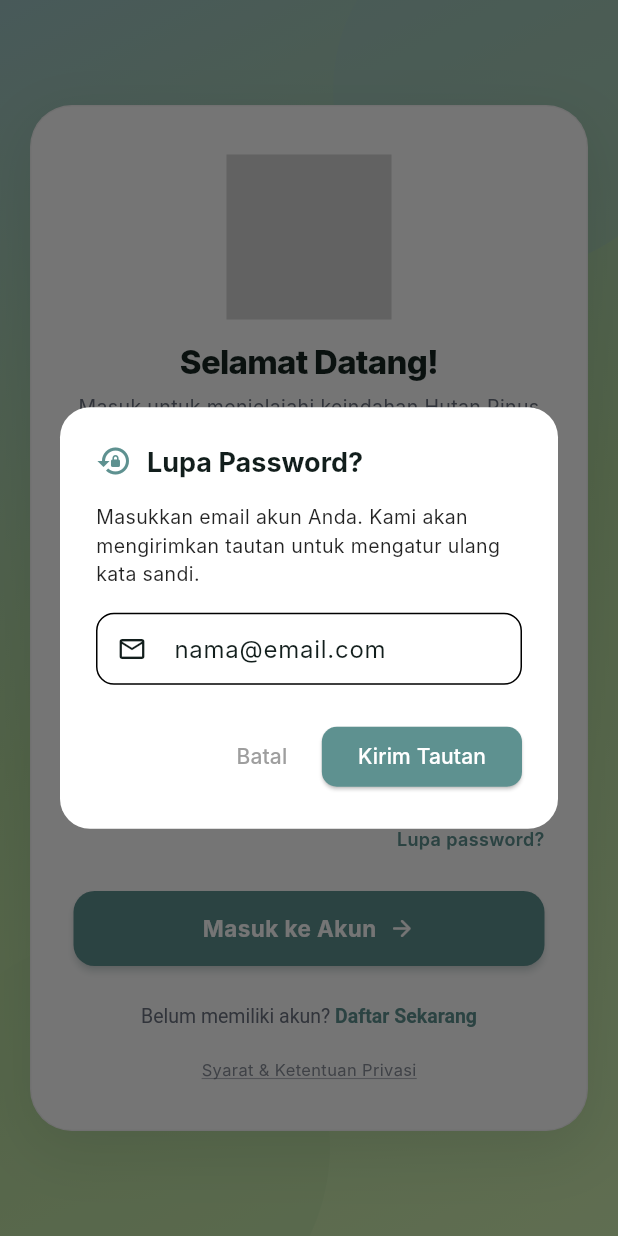
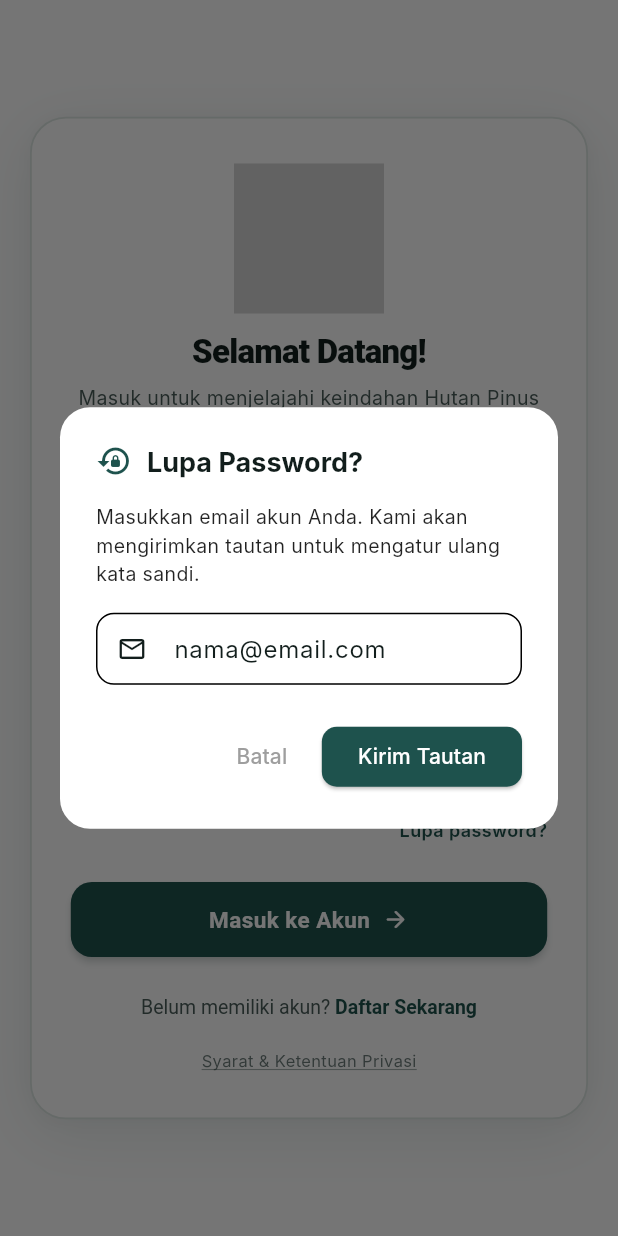
Before and after one commit to gowapitapp-wq/gowapit-app, a Flutter app: the LoginScreen screen opened directly, after a tap on "Lupa password?", on a phone screen of 412 x 824 dp. Run offline on Flutter 3.47's test engine with Material 3 defaults, Android fonts, the phone set to English and light mode, and no system bars; our stand-ins replace easy_localization, google_sign_in, image_picker, lottie, qr_flutter, shared_preferences; missing offline and left inert: mobile_scanner; accounts and stored records are empty; Roboto replaces fonts that are missing (Inter, Montserrat); project files that could hold a hidden picture were left out.

Commit message:
feat(login): plain white background, high contrast elevated card, and transparent embossed watermark logo

```diff
--- a/gowapit_frontend/lib/screens/login_screen.dart
+++ b/gowapit_frontend/lib/screens/login_screen.dart
@@ -285,7 +285,7 @@ class _LoginScreenState extends State<LoginScreen> with SingleTickerProviderStat
         shape: RoundedRectangleBorder(borderRadius: BorderRadius.circular(20)),
         title: const Row(
           children: [
-            Icon(Icons.lock_reset, color: Color(0xFF5E9190)),
+            Icon(Icons.lock_reset, color: Color(0xFF1E524D)),
             SizedBox(width: 10),
             Text("Lupa Password?", style: TextStyle(fontSize: 18, fontWeight: FontWeight.bold)),
           ],
@@ -318,7 +318,7 @@ class _LoginScreenState extends State<LoginScreen> with SingleTickerProviderStat
           ),
           ElevatedButton(
             style: ElevatedButton.styleFrom(
-              backgroundColor: const Color(0xFF5E9190),
+              backgroundColor: const Color(0xFF1E524D),
               foregroundColor: Colors.white,
               shape: RoundedRectangleBorder(borderRadius: BorderRadius.circular(10)),
             ),
@@ -340,65 +340,69 @@ class _LoginScreenState extends State<LoginScreen> with SingleTickerProviderStat
     );
   }
 
+  // --- LOGO EMBOSS TRANSPARAN DI BELAKANG ELEMEN KARTU ---
+  Widget _buildEmbossedWatermark(bool isDark) {
+    return Positioned.fill(
+      child: IgnorePointer(
+        child: Center(
+          child: SizedBox(
+            width: 250,
+            height: 250,
+            child: Stack(
+              alignment: Alignment.center,
+              children: [
+                // 1. Emboss Dark Shadow Offset (Bawah Kanan)
+                Transform.translate(
+                  offset: const Offset(3.0, 3.0),
+                  child: Opacity(
+                    opacity: isDark ? 0.12 : 0.08,
+                    child: Image.asset(
+                      'assets/images/Logo.png',
+                      fit: BoxFit.contain,
+                      color: isDark ? Colors.black : const Color(0xFF1E524D),
+                    ),
+                  ),
+                ),
+                // 2. Emboss White Highlight Offset (Atas Kiri)
+                Transform.translate(
+                  offset: const Offset(-2.5, -2.5),
+                  child: Opacity(
+                    opacity: isDark ? 0.06 : 0.85,
+                    child: Image.asset(
+                      'assets/images/Logo.png',
+                      fit: BoxFit.contain,
+                      color: isDark ? const Color(0xFF76B3AC) : Colors.white,
+                    ),
+                  ),
+                ),
+                // 3. Base Silhouette Logo (Transparan Halus)
+                Opacity(
+                  opacity: isDark ? 0.06 : 0.04,
+                  child: Image.asset(
+                    'assets/images/Logo.png',
+                    fit: BoxFit.contain,
+                    color: isDark ? Colors.white : const Color(0xFF1E524D),
+                  ),
+                ),
+              ],
+            ),
+          ),
+        ),
+      ),
+    );
+  }
+
   @override
   Widget build(BuildContext context) {
     final bool isDark = Theme.of(context).brightness == Brightness.dark;
-    final Color primaryColor = isDark ? const Color(0xFF9DC3C2) : const Color(0xFF5E9190);
-    final Color cardBg = isDark ? const Color(0xFF1B2623) : Colors.white;
-    final Color textColor = isDark ? Colors.white : const Color(0xFF162421);
-    final Color subTextColor = isDark ? Colors.white70 : const Color(0xFF6B7280);
+    final Color primaryColor = isDark ? const Color(0xFF76B3AC) : const Color(0xFF1E524D);
+    final Color cardBg = isDark ? const Color(0xFF1A2421) : Colors.white;
+    final Color textColor = isDark ? Colors.white : const Color(0xFF121E1C);
+    final Color subTextColor = isDark ? Colors.white70 : const Color(0xFF4A5D5A);
 
     return Scaffold(
-      body: Container(
-        width: double.infinity,
-        height: double.infinity,
-        decoration: BoxDecoration(
-          gradient: LinearGradient(
-            begin: Alignment.topLeft,
-            end: Alignment.bottomRight,
-            colors: isDark
-                ? [
-                    const Color(0xFF162524),
-                    const Color(0xFF17241C),
-                    const Color(0xFF101614),
-                  ]
-                : [
-                    const Color(0xFF9DC3C2),
-                    const Color(0xFFB3D89C),
-                    const Color(0xFFD0EFB1),
-                  ],
-          ),
-        ),
-        child: Stack(
-          children: [
-            // Decorative background glowing circles
-            Positioned(
-              top: -60,
-              right: -50,
-              child: Container(
-                width: 240,
-                height: 240,
-                decoration: BoxDecoration(
-                  shape: BoxShape.circle,
-                  color: const Color(0xFF9DC3C2).withValues(alpha: isDark ? 0.15 : 0.35),
-                ),
-              ),
-            ),
-            Positioned(
-              bottom: -80,
-              left: -60,
-              child: Container(
-                width: 280,
-                height: 280,
-                decoration: BoxDecoration(
-                  shape: BoxShape.circle,
-                  color: const Color(0xFFB3D89C).withValues(alpha: isDark ? 0.12 : 0.30),
-                ),
-              ),
-            ),
-
-            // Main Centered Content
-            SafeArea(
+      backgroundColor: isDark ? const Color(0xFF121816) : Colors.white,
+      body: SafeArea(
         child: Center(
           child: SingleChildScrollView(
             physics: const BouncingScrollPhysics(),
@@ -411,25 +415,39 @@ class _LoginScreenState extends State<LoginScreen> with SingleTickerProviderStat
                   constraints: const BoxConstraints(maxWidth: 440),
                   decoration: BoxDecoration(
                     color: cardBg,
-                          borderRadius: BorderRadius.circular(28),
+                    borderRadius: BorderRadius.circular(24),
                     boxShadow: [
                       BoxShadow(
                         color: isDark
-                                  ? Colors.black.withValues(alpha: 0.4)
-                                  : const Color(0xFF2A4D41).withValues(alpha: 0.12),
-                              blurRadius: 32,
-                              offset: const Offset(0, 12),
-                              spreadRadius: 2,
+                            ? Colors.black.withValues(alpha: 0.5)
+                            : const Color(0xFF1E524D).withValues(alpha: 0.10),
+                        blurRadius: 36,
+                        offset: const Offset(0, 10),
+                        spreadRadius: 1,
+                      ),
+                      BoxShadow(
+                        color: Colors.black.withValues(alpha: isDark ? 0.2 : 0.03),
+                        blurRadius: 8,
+                        offset: const Offset(0, 2),
                       ),
                     ],
                     border: Border.all(
                       color: isDark
-                                ? Colors.white.withValues(alpha: 0.08)
-                                : Colors.black.withValues(alpha: 0.04),
-                            width: 1,
+                          ? Colors.white.withValues(alpha: 0.12)
+                          : const Color(0xFFDDE6E2),
+                      width: 1.2,
                     ),
                   ),
-                        padding: const EdgeInsets.symmetric(horizontal: 28.0, vertical: 32.0),
+                  child: ClipRRect(
+                    borderRadius: BorderRadius.circular(24),
+                    child: Stack(
+                      children: [
+                        // --- LOGO EMBOSS TRANSPARAN DI BELAKANG ELEMEN LOGIN ---
+                        _buildEmbossedWatermark(isDark),
+
+                        // --- ELEMEN FORM LOGIN / REGISTER ---
+                        Padding(
+                          padding: const EdgeInsets.symmetric(horizontal: 26.0, vertical: 30.0),
                           child: Form(
                             key: _formKey,
                             child: Column(
@@ -439,14 +457,14 @@ class _LoginScreenState extends State<LoginScreen> with SingleTickerProviderStat
                                 // --- ANIMATED LOTTIE LOGO ---
                                 Center(
                                   child: SizedBox(
-                                  height: 110,
-                                  width: 110,
+                                    height: 100,
+                                    width: 100,
                                     child: Lottie.asset(
                                       'assets/lottie/login.json',
                                       fit: BoxFit.contain,
                                       errorBuilder: (_, __, ___) => Container(
-                                      width: 72,
-                                      height: 72,
+                                        width: 68,
+                                        height: 68,
                                         decoration: BoxDecoration(
                                           color: Colors.white,
                                           shape: BoxShape.circle,
@@ -467,7 +485,7 @@ class _LoginScreenState extends State<LoginScreen> with SingleTickerProviderStat
                                     ),
                                   ),
                                 ),
-                              const SizedBox(height: 12),
+                                const SizedBox(height: 10),
 
                                 // --- TITLE & SUBTITLE ---
                                 AnimatedSwitcher(
@@ -482,6 +500,7 @@ class _LoginScreenState extends State<LoginScreen> with SingleTickerProviderStat
                                           fontSize: 22,
                                           fontWeight: FontWeight.w800,
                                           color: textColor,
+                                          fontFamily: 'Montserrat',
                                           letterSpacing: -0.5,
                                         ),
                                       ),
@@ -494,6 +513,7 @@ class _LoginScreenState extends State<LoginScreen> with SingleTickerProviderStat
                                         style: TextStyle(
                                           fontSize: 13,
                                           color: subTextColor,
+                                          fontFamily: 'Inter',
                                           height: 1.35,
                                         ),
                                       ),
@@ -508,11 +528,11 @@ class _LoginScreenState extends State<LoginScreen> with SingleTickerProviderStat
                                   isDark: isDark,
                                   icon: const GoogleLogoWidget(size: 20),
                                   label: "Lanjutkan dengan Google",
-                                backgroundColor: isDark ? const Color(0xFF283830) : Colors.white,
-                                textColor: isDark ? Colors.white : const Color(0xFF374151),
+                                  backgroundColor: isDark ? const Color(0xFF24322C) : Colors.white,
+                                  textColor: textColor,
                                   borderColor: isDark
                                       ? Colors.white.withValues(alpha: 0.15)
-                                    : const Color(0xFFE5E7EB),
+                                      : const Color(0xFFDDE6E2),
                                 ),
                                 const SizedBox(height: 22),
 
@@ -533,6 +553,7 @@ class _LoginScreenState extends State<LoginScreen> with SingleTickerProviderStat
                                           fontSize: 12,
                                           fontWeight: FontWeight.w500,
                                           color: subTextColor,
+                                          fontFamily: 'Inter',
                                         ),
                                       ),
                                     ),
@@ -640,6 +661,7 @@ class _LoginScreenState extends State<LoginScreen> with SingleTickerProviderStat
                                             fontSize: 12,
                                             fontWeight: FontWeight.w600,
                                             color: primaryColor,
+                                            fontFamily: 'Inter',
                                           ),
                                         ),
                                       ),
@@ -680,6 +702,7 @@ class _LoginScreenState extends State<LoginScreen> with SingleTickerProviderStat
                                                   fontSize: 15,
                                                   fontWeight: FontWeight.bold,
                                                   letterSpacing: 0.3,
+                                                  fontFamily: 'Montserrat',
                                                 ),
                                               ),
                                               const SizedBox(width: 8),
@@ -748,7 +771,12 @@ class _LoginScreenState extends State<LoginScreen> with SingleTickerProviderStat
                                         color: subTextColor.withValues(alpha: 0.8),
                                         decoration: TextDecoration.underline,
                                         decorationColor: subTextColor.withValues(alpha: 0.5),
+                                        fontFamily: 'Inter',
                                       ),
+                                    ),
+                                  ),
+                                ),
+                              ],
                             ),
                           ),
                         ),
@@ -759,9 +787,6 @@ class _LoginScreenState extends State<LoginScreen> with SingleTickerProviderStat
               ),
             ),
           ),
-              ),
-            ),
-          ],
         ),
       ),
     );
@@ -780,9 +805,9 @@ class _LoginScreenState extends State<LoginScreen> with SingleTickerProviderStat
     bool obscureText = false,
     VoidCallback? onTogglePassword,
   }) {
-    final Color fieldBg = isDark ? const Color(0xFF16221D) : const Color(0xFFF7FAF8);
-    final Color borderColor = isDark ? Colors.white.withValues(alpha: 0.12) : const Color(0xFFE2E8F0);
-    const Color activeColor = Color(0xFF5E9190);
+    final Color fieldBg = isDark ? const Color(0xFF16221D) : const Color(0xFFF6FAF8);
+    final Color borderColor = isDark ? Colors.white.withValues(alpha: 0.12) : const Color(0xFFDDE6E2);
+    final Color activeColor = isDark ? const Color(0xFF76B3AC) : const Color(0xFF1E524D);
 
     return TextFormField(
       controller: controller,
@@ -791,18 +816,20 @@ class _LoginScreenState extends State<LoginScreen> with SingleTickerProviderStat
       validator: validator,
       style: TextStyle(
         fontSize: 14,
-        color: isDark ? Colors.white : const Color(0xFF1F2937),
+        color: isDark ? Colors.white : const Color(0xFF121E1C),
+        fontFamily: 'Inter',
       ),
       decoration: InputDecoration(
         hintText: hint,
         hintStyle: TextStyle(
           fontSize: 13.5,
           color: isDark ? Colors.white38 : const Color(0xFF9CA3AF),
+          fontFamily: 'Inter',
         ),
         prefixIcon: Icon(
           icon,
           size: 20,
-          color: isDark ? Colors.white54 : const Color(0xFF6B7280),
+          color: isDark ? Colors.white54 : const Color(0xFF1E524D).withValues(alpha: 0.7),
         ),
         suffixIcon: isPassword
             ? IconButton(
@@ -823,7 +850,7 @@ class _LoginScreenState extends State<LoginScreen> with SingleTickerProviderStat
         ),
         focusedBorder: OutlineInputBorder(
           borderRadius: BorderRadius.circular(14),
-          borderSide: const BorderSide(color: activeColor, width: 1.8),
+          borderSide: BorderSide(color: activeColor, width: 1.8),
         ),
         errorBorder: OutlineInputBorder(
           borderRadius: BorderRadius.circular(14),
@@ -871,6 +898,7 @@ class _LoginScreenState extends State<LoginScreen> with SingleTickerProviderStat
                 fontSize: 13.5,
                 fontWeight: FontWeight.w600,
                 color: textColor,
+                fontFamily: 'Montserrat',
               ),
             ),
           ],
```
Lines whose indentation alone changed are shown as unchanged.
